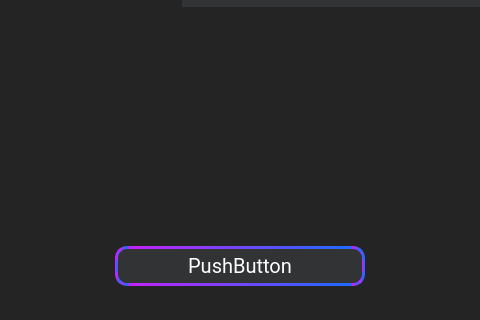
Before: the Qt Designer form view/add_employee.ui in Yelesin/CourseWorkDatabase, drawn with Qt 5; both pictures show x 85 to 565 and y 348 to 668 of the 650 by 668 pixel window.
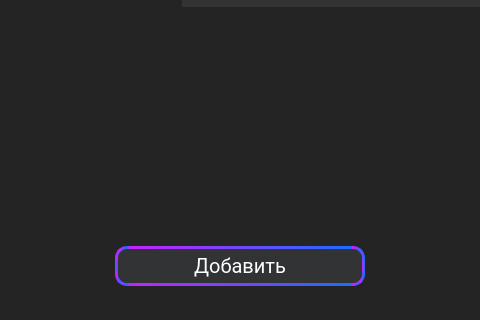
After: the same form once the commit is applied. Icons and pictures are not drawn.

Diff of the .ui file:
```diff
--- a/view/add_employee.ui
+++ b/view/add_employee.ui
@@ -613,7 +613,7 @@
 }</string>
         </property>
         <property name="text">
-         <string>PushButton</string>
+         <string>Добавить</string>
         </property>
         <property name="shortcut">
          <string>Return</string>
```
Left out of the diff: 4 changed lines with no effect on the pictures.
